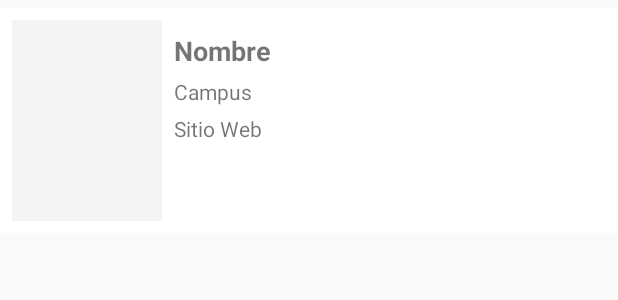
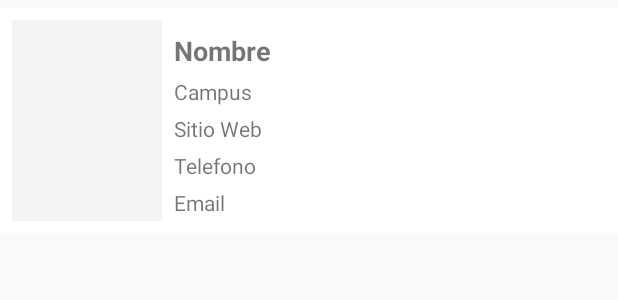
Before and after one commit to chiqeen03/Challenge1, an Android app: the layout card_item.xml on its own in the app's theme, with its tools: preview values and no code run, on a phone screen of 412 x 824 dp. Shown: the top 300 px of the screen. Run offline under Robolectric (Android 15) with nearby library versions, the phone set to English and light mode, and no system bars; network calls fail.

Commit message:
Errors solved

```diff
--- a/app/build.gradle
+++ b/app/build.gradle
@@ -31,4 +31,6 @@ dependencies {
     implementation 'com.android.support:recyclerview-v7:28.0.0'
     implementation 'com.github.bumptech.glide:glide:4.8.0'
     annotationProcessor 'com.github.bumptech.glide:compiler:4.8.0'
+
+    implementation 'pl.droidsonroids.gif:android-gif-drawable:1.2.4'
 }
--- a/app/src/main/java/com/example/mnlgu/challenge1/MainActivity.java
+++ b/app/src/main/java/com/example/mnlgu/challenge1/MainActivity.java
@@ -55,13 +55,12 @@ public class MainActivity extends AppCompatActivity {
                     JSONObject jsonObject = null;
 
                     for(int i = 0; i < cardsJSON.length(); i++){
+
                         jsonObject = cardsJSON.getJSONObject(i);
-
                         Escuela escuela = new Escuela();
                         escuela.setNombre(jsonObject.getString("nombre"));
                         escuela.setCampus(jsonObject.getString("campus"));
                         escuela.setTelefono(jsonObject.getString("telefono"));
-                        //escuela.setNombre(jsonObject.getString("direccion.calle"));
                         escuela.setCorreoElectronico(jsonObject.getString("correo electronico"));
                         escuela.setSitioWeb(jsonObject.getString("sitio web"));
                         escuela.setImagenURL(jsonObject.getString("imagen"));
--- a/app/src/main/res/layout/activity_card.xml
+++ b/app/src/main/res/layout/activity_card.xml
@@ -13,7 +13,7 @@
         android:id="@+id/image_card"
         android:layout_width="100dp"
         android:layout_height="match_parent"
-        android:background="@drawable/load_card" />
+        android:src="@drawable/load_card" />
 
     <LinearLayout
         android:layout_width="match_parent"
--- a/app/src/main/res/layout/card_item.xml
+++ b/app/src/main/res/layout/card_item.xml
@@ -13,7 +13,7 @@
         android:layout_width="100dp"
         android:layout_height="match_parent"
         android:background="@drawable/load_card"
-        android:id="@+id/card"/>
+        android:id="@+id/image_card"/>
 
     <LinearLayout
         android:layout_width="match_parent"
@@ -44,6 +44,20 @@
             android:layout_marginTop="5dp"
             android:text="Sitio Web" />
 
+        <TextView
+            android:id="@+id/telefono_card"
+            android:layout_width="match_parent"
+            android:layout_height="wrap_content"
+            android:layout_marginTop="5dp"
+            android:text="Telefono" />
+
+        <TextView
+            android:id="@+id/email_card"
+            android:layout_width="match_parent"
+            android:layout_height="wrap_content"
+            android:layout_marginTop="5dp"
+            android:text="Email" />
+
 
     </LinearLayout>
 
--- a/build.gradle
+++ b/build.gradle
@@ -5,6 +5,7 @@ buildscript {
     repositories {
         google()
         jcenter()
+        mavenCentral()
     }
     dependencies {
         classpath 'com.android.tools.build:gradle:3.2.1'
@@ -19,6 +20,7 @@ allprojects {
     repositories {
         google()
         jcenter()
+        mavenCentral()
     }
 }
 
```
Also changed, not shown: app/src/main/AndroidManifest.xml (+10 -0 lines), app/src/main/java/com/example/mnlgu/challenge1/CardActivity.java (+33 -0 lines), app/src/main/java/com/example/mnlgu/challenge1/adapters/Adapter.java (+5 -2 lines), app/src/main/res/layout/activity_splash_screen.xml (+5 -6 lines).
